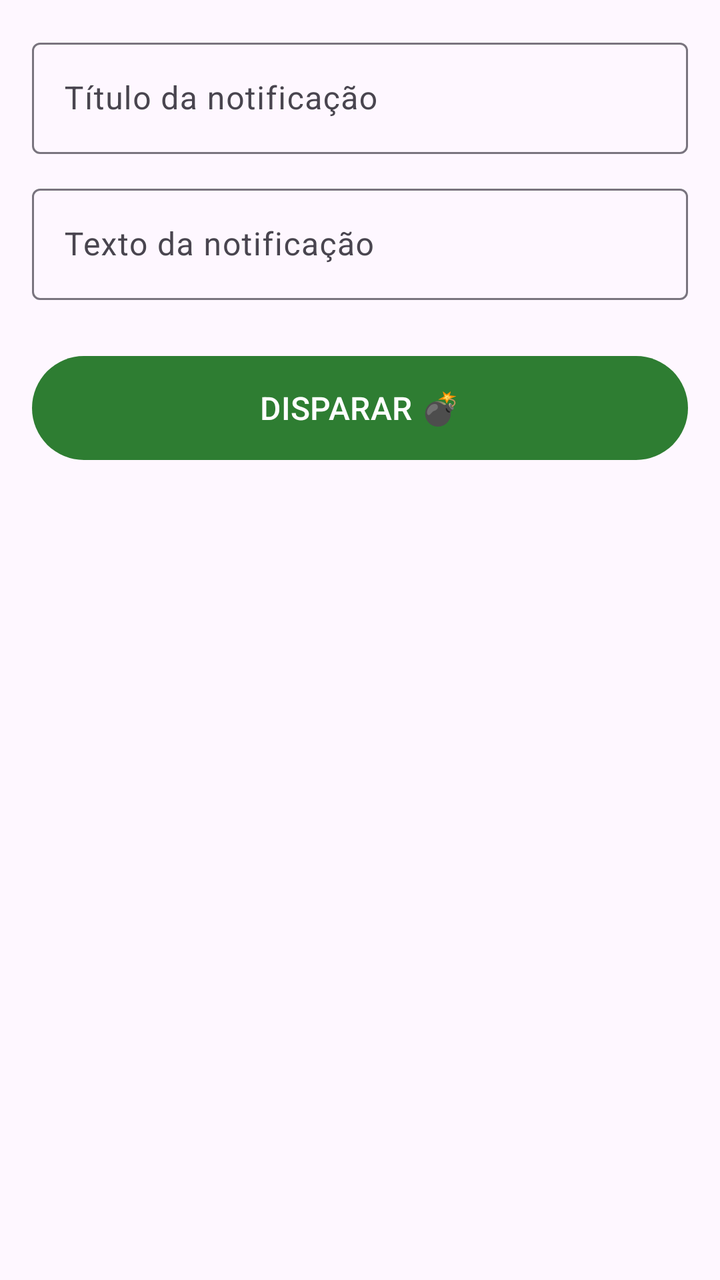
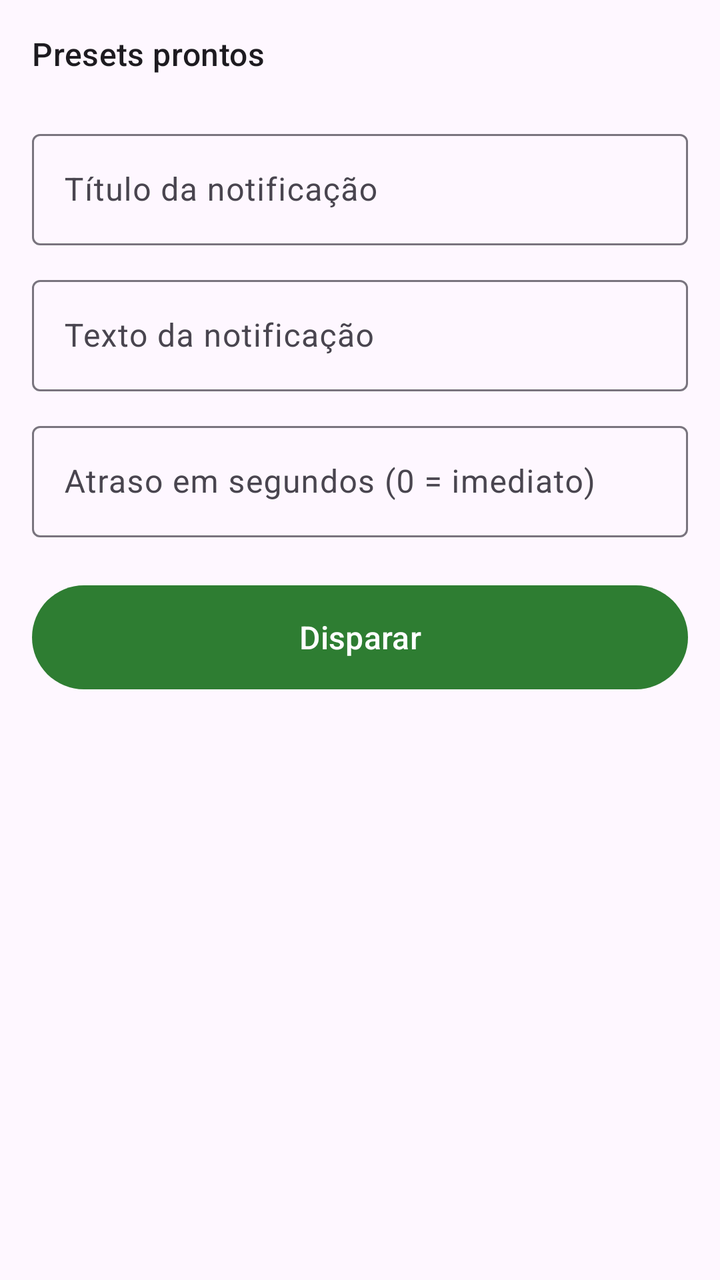

Screens rendered from an Android XML layout before and after an edit, with the pre-edit source and the edit as a unified diff.
<!-- AndroidManifest.xml: application theme Theme.ETToolbox -->
<!-- res/layout/fragment_troll.xml -->
<?xml version="1.0" encoding="utf-8"?>
<ScrollView xmlns:android="http://schemas.android.com/apk/res/android"
    android:layout_width="match_parent" android:layout_height="match_parent">
<LinearLayout
    android:orientation="vertical" android:padding="16dp"
    android:layout_width="match_parent" android:layout_height="wrap_content">

    <com.google.android.material.textfield.TextInputLayout
        android:layout_width="match_parent" android:layout_height="wrap_content"
        android:hint="@string/troll_title">
        <com.google.android.material.textfield.TextInputEditText
            android:id="@+id/troll_title" android:layout_width="match_parent"
            android:layout_height="wrap_content"/>
    </com.google.android.material.textfield.TextInputLayout>

    <com.google.android.material.textfield.TextInputLayout
        android:layout_width="match_parent" android:layout_height="wrap_content"
        android:layout_marginTop="12dp" android:hint="@string/troll_body">
        <com.google.android.material.textfield.TextInputEditText
            android:id="@+id/troll_body" android:layout_width="match_parent"
            android:layout_height="wrap_content"/>
    </com.google.android.material.textfield.TextInputLayout>

    <Button android:id="@+id/btn_send" android:layout_marginTop="24dp"
        android:layout_width="match_parent" android:layout_height="60dp"
        android:text="@string/troll_send" android:textSize="16sp"/>
</LinearLayout>
</ScrollView>
<!-- resources referenced by this layout -->
<resources>
  <string name="troll_body">Texto da notificação</string>
  <string name="troll_send">DISPARAR 💣</string>
  <string name="troll_title">Título da notificação</string>
  <style name="Theme.ETToolbox" parent="Theme.Material3.DayNight.NoActionBar">
          <item name="colorPrimary">@color/et_primary</item>
          <item name="android:statusBarColor">?attr/colorSurface</item>
          <item name="android:windowLightStatusBar">true</item>
      </style>
  <color name="et_primary">#2E7D32</color>
</resources>

<!-- the commit's change to res/layout/fragment_troll.xml (unified diff, before → after) -->
@@ -1,28 +1,71 @@
 <?xml version="1.0" encoding="utf-8"?>
 <ScrollView xmlns:android="http://schemas.android.com/apk/res/android"
-    android:layout_width="match_parent" android:layout_height="match_parent">
-<LinearLayout
-    android:orientation="vertical" android:padding="16dp"
-    android:layout_width="match_parent" android:layout_height="wrap_content">
+    android:layout_width="match_parent"
+    android:layout_height="match_parent">
 
-    <com.google.android.material.textfield.TextInputLayout
-        android:layout_width="match_parent" android:layout_height="wrap_content"
-        android:hint="@string/troll_title">
-        <com.google.android.material.textfield.TextInputEditText
-            android:id="@+id/troll_title" android:layout_width="match_parent"
-            android:layout_height="wrap_content"/>
-    </com.google.android.material.textfield.TextInputLayout>
+    <LinearLayout
+        android:layout_width="match_parent"
+        android:layout_height="wrap_content"
+        android:orientation="vertical"
+        android:padding="16dp">
 
-    <com.google.android.material.textfield.TextInputLayout
-        android:layout_width="match_parent" android:layout_height="wrap_content"
-        android:layout_marginTop="12dp" android:hint="@string/troll_body">
-        <com.google.android.material.textfield.TextInputEditText
-            android:id="@+id/troll_body" android:layout_width="match_parent"
-            android:layout_height="wrap_content"/>
-    </com.google.android.material.textfield.TextInputLayout>
+        <TextView
+            android:layout_width="match_parent"
+            android:layout_height="wrap_content"
+            android:text="@string/troll_presets"
+            android:textAppearance="?attr/textAppearanceTitleMedium" />
 
-    <Button android:id="@+id/btn_send" android:layout_marginTop="24dp"
-        android:layout_width="match_parent" android:layout_height="60dp"
-        android:text="@string/troll_send" android:textSize="16sp"/>
-</LinearLayout>
+        <com.google.android.material.chip.ChipGroup
+            android:id="@+id/chip_group"
+            android:layout_width="match_parent"
+            android:layout_height="wrap_content"
+            android:layout_marginTop="8dp"
+            app:singleLine="true"
+            xmlns:app="http://schemas.android.com/apk/res-auto" />
+
+        <com.google.android.material.textfield.TextInputLayout
+            android:layout_width="match_parent"
+            android:layout_height="wrap_content"
+            android:layout_marginTop="16dp"
+            android:hint="@string/troll_hint_title">
+
+            <com.google.android.material.textfield.TextInputEditText
+                android:id="@+id/troll_title"
+                android:layout_width="match_parent"
+                android:layout_height="wrap_content" />
+        </com.google.android.material.textfield.TextInputLayout>
+
+        <com.google.android.material.textfield.TextInputLayout
+            android:layout_width="match_parent"
+            android:layout_height="wrap_content"
+            android:layout_marginTop="12dp"
+            android:hint="@string/troll_hint_body">
+
+            <com.google.android.material.textfield.TextInputEditText
+                android:id="@+id/troll_body"
+                android:layout_width="match_parent"
+                android:layout_height="wrap_content" />
+        </com.google.android.material.textfield.TextInputLayout>
+
+        <com.google.android.material.textfield.TextInputLayout
+            android:layout_width="match_parent"
+            android:layout_height="wrap_content"
+            android:layout_marginTop="12dp"
+            android:hint="@string/troll_delay">
+
+            <com.google.android.material.textfield.TextInputEditText
+                android:id="@+id/troll_delay"
+                android:layout_width="match_parent"
+                android:layout_height="wrap_content"
+                android:inputType="number" />
+        </com.google.android.material.textfield.TextInputLayout>
+
+        <Button
+            android:id="@+id/btn_send"
+            android:layout_width="match_parent"
+            android:layout_height="60dp"
+            android:layout_marginTop="20dp"
+            android:text="@string/troll_send"
+            android:textSize="16sp" />
+    </LinearLayout>
 </ScrollView>
<!-- resource entries referenced after the edit -->
@@ -1,8 +1,10 @@
 <!-- resources referenced by this layout -->
 <resources>
-  <string name="troll_body">Texto da notificação</string>
-  <string name="troll_send">DISPARAR 💣</string>
-  <string name="troll_title">Título da notificação</string>
+  <string name="troll_delay">Atraso em segundos (0 = imediato)</string>
+  <string name="troll_hint_body">Texto da notificação</string>
+  <string name="troll_hint_title">Título da notificação</string>
+  <string name="troll_presets">Presets prontos</string>
+  <string name="troll_send">Disparar</string>
   <style name="Theme.ETToolbox" parent="Theme.Material3.DayNight.NoActionBar">
           <item name="colorPrimary">@color/et_primary</item>
           <item name="android:statusBarColor">?attr/colorSurface</item>
